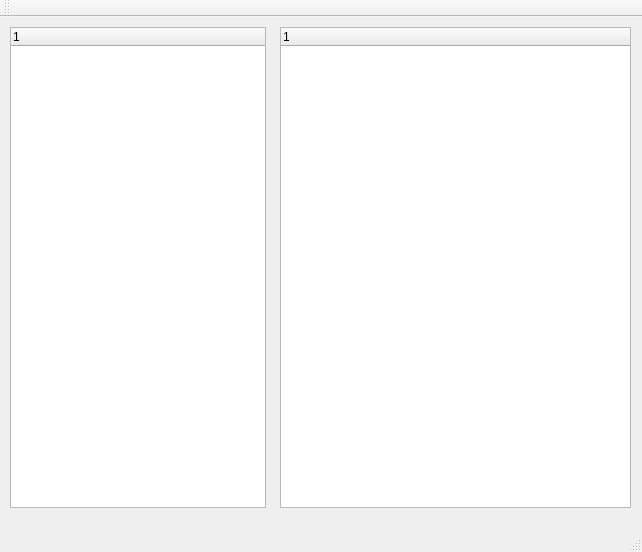
maniek1310/InfDevice, file infdevice.ui: the form before one commit.
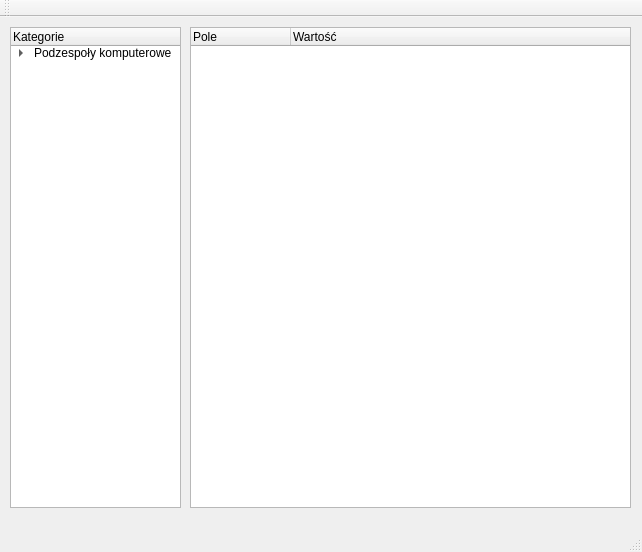
The form after the commit.

Diff of the .ui file:
```diff
--- a/infdevice.ui
+++ b/infdevice.ui
@@ -19,28 +19,43 @@
      <rect>
       <x>10</x>
       <y>10</y>
-      <width>256</width>
+      <width>171</width>
       <height>481</height>
      </rect>
     </property>
     <column>
      <property name="text">
-      <string notr="true">1</string>
+      <string notr="true">Kategorie</string>
      </property>
     </column>
+    <item>
+     <property name="text">
+      <string>Podzespoły komputerowe</string>
+     </property>
+     <item>
+      <property name="text">
+       <string>Procesor</string>
+      </property>
+     </item>
+    </item>
    </widget>
    <widget class="QTreeWidget" name="treeWidget_2">
     <property name="geometry">
      <rect>
-      <x>280</x>
+      <x>190</x>
       <y>10</y>
-      <width>351</width>
+      <width>441</width>
       <height>481</height>
      </rect>
     </property>
     <column>
      <property name="text">
-      <string notr="true">1</string>
+      <string notr="true">Pole</string>
+     </property>
+    </column>
+    <column>
+     <property name="text">
+      <string>Wartość</string>
      </property>
     </column>
    </widget>
```
